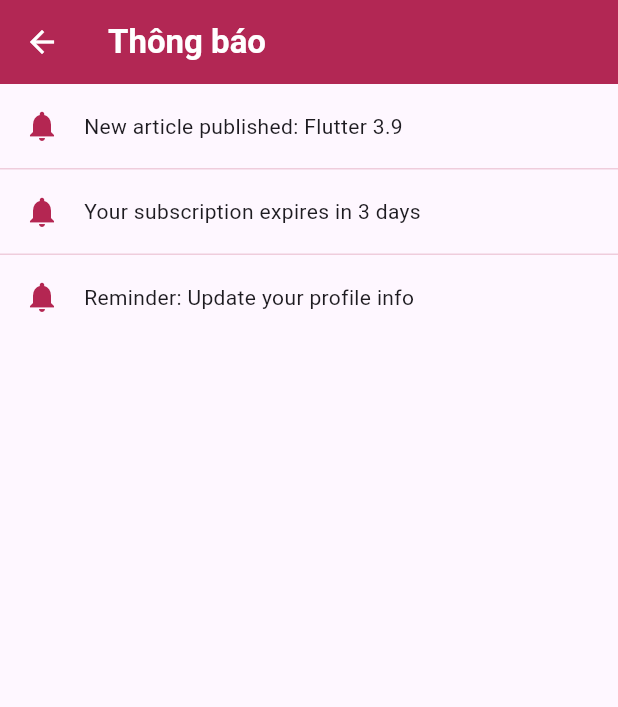
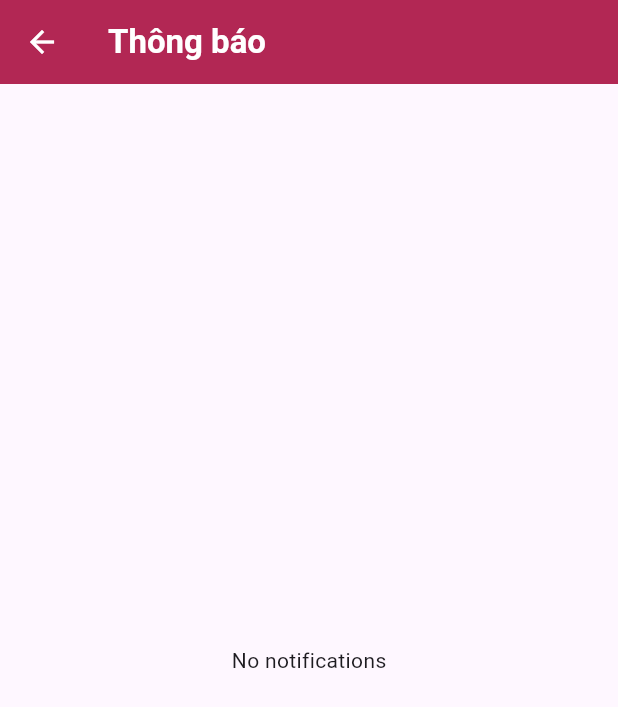
Before and after one commit to Truongson-erorr/Engnews_App, a Flutter app: the NotificationScreen screen opened directly, on a phone screen of 412 x 824 dp. Shown: the top 707 px of the screen. Run offline on Flutter 3.47's test engine with Material 3 defaults, Android fonts, the light colour scheme and no system bars; our stand-ins replace cloud_firestore, firebase_auth, firebase_core, fl_chart, flutter_dotenv, flutter_tts and 1 more; missing offline and left inert: translator; accounts and stored records are empty.

Commit message:
added feature allowing users to read newspapers by voice instead of text

```diff
--- a/lib/features/admin/screens/profile_screen.dart
+++ b/lib/features/admin/screens/profile_screen.dart
@@ -52,6 +52,7 @@ class ProfileScreen extends StatelessWidget {
                   const SizedBox(height: 24),
 
                   Card(
+                    color: Colors.white,
                     elevation: 3,
                     shape: RoundedRectangleBorder(
                       borderRadius: BorderRadius.circular(16),
--- a/lib/features/users/screens/notification_screen.dart
+++ b/lib/features/users/screens/notification_screen.dart
@@ -1,4 +1,9 @@
 import 'package:flutter/material.dart';
+import '../../viewmodel/article_viewmodel.dart';
+import '../../models/article_model.dart';
+import 'package:intl/intl.dart';
+import 'article_detail.dart';
+import '../../../core/animation';
 
 class NotificationScreen extends StatelessWidget {
   const NotificationScreen({super.key});
@@ -6,16 +11,10 @@ class NotificationScreen extends StatelessWidget {
   @override
   Widget build(BuildContext context) {
     final theme = Theme.of(context);
-
-    final notifications = [
-      "New article published: Flutter 3.9",
-      "Your subscription expires in 3 days",
-      "Reminder: Update your profile info",
-    ];
+    final articleVM = ArticleViewModel();
 
     return Scaffold(
       backgroundColor: theme.scaffoldBackgroundColor,
-
       appBar: AppBar(
         backgroundColor: const Color(0xFFB42652),
         title: const Text(
@@ -28,39 +27,116 @@ class NotificationScreen extends StatelessWidget {
         iconTheme: const IconThemeData(color: Colors.white),
         elevation: 0.6,
       ),
+      body: StreamBuilder<List<ArticleModel>>(
+        stream: articleVM.listenArticlesFromToday(), // lấy tất cả bài
+        builder: (context, snapshot) {
+          if (snapshot.connectionState == ConnectionState.waiting) {
+            return const Center(child: CircularProgressIndicator());
+          }
 
-      body: notifications.isEmpty
-          ? Center(
+          if (!snapshot.hasData || snapshot.data!.isEmpty) {
+            return Center(
               child: Text(
                 "No notifications",
                 style: theme.textTheme.bodyMedium,
               ),
-            )
-          : ListView.separated(
-              itemCount: notifications.length,
-              separatorBuilder: (context, index) => Divider(
-                height: 1,
-                color: const Color(0xFFB42652).withOpacity(0.2),
+            );
+          }
+          final articles = snapshot.data!;
+
+          final todayStart = DateTime(DateTime.now().year, DateTime.now().month, DateTime.now().day);
+          final todayArticles = articles.where((a) => a.date.isAfter(todayStart)).toList();
+          final previousArticles = articles.where((a) => a.date.isBefore(todayStart)).toList();
+
+          final List<Widget> notificationWidgets = [];
+
+          if (todayArticles.isNotEmpty) {
+            notificationWidgets.add(
+              Padding(
+                padding: const EdgeInsets.all(8.0),
+                child: Text(
+                  "Hôm nay",
+                  style: theme.textTheme.titleMedium?.copyWith(fontWeight: FontWeight.bold),
+                ),
               ),
-              itemBuilder: (context, index) {
-                final textColor = theme.colorScheme.onSurface;
+            );
+            notificationWidgets.addAll(todayArticles.map(
+              (article) => _buildNotificationTile(article, theme, context)
+            ));
+          }
 
-                return ListTile(
-                  leading: const Icon(
-                    Icons.notifications,
-                    color: Color(0xFFB42652),
-                  ),
-                  title: Text(
-                    notifications[index],
-                    style: theme.textTheme.bodyMedium?.copyWith(
-                      color: textColor,
-                    ),
-                  ),
-                  onTap: () {},
-                  tileColor: theme.cardColor,
-                );
-              },
+          if (previousArticles.isNotEmpty) {
+            notificationWidgets.add(
+              Padding(
+                padding: const EdgeInsets.all(8.0),
+                child: Text(
+                  "Ngày trước đó",
+                  style: theme.textTheme.titleMedium?.copyWith(fontWeight: FontWeight.bold),
+                ),
+              ),
+            );
+            notificationWidgets.addAll(previousArticles.map(
+              (article) => _buildNotificationTile(article, theme, context)
+            ));
+          }
+
+          return ListView.separated(
+            itemCount: notificationWidgets.length,
+            separatorBuilder: (context, index) => Divider(
+              height: 1,
+              color: const Color.fromARGB(255, 192, 192, 192).withOpacity(0.2),
             ),
+            itemBuilder: (context, index) => notificationWidgets[index],
+          );
+        },
+      ),
     );
   }
+
+  Widget _buildNotificationTile(ArticleModel article, ThemeData theme, BuildContext context) {
+    final textColor = theme.colorScheme.onSurface;
+    final timeAgo = _formatTimeAgo(article.date);
+
+    return ListTile(
+      leading: article.image != null && article.image!.isNotEmpty
+          ? ClipRRect(
+              borderRadius: BorderRadius.circular(6),
+              child: Image.network(
+                article.image!,
+                width: 90,
+                height: 90,
+                fit: BoxFit.cover,
+              ),
+            )
+          : const Icon(
+              Icons.notifications,
+              color: Color(0xFFB42652),
+            ),
+      title: Text(
+        "Bài viết mới: ${article.title}",
+        style: theme.textTheme.bodyMedium?.copyWith(
+          color: textColor,
+          fontWeight: FontWeight.bold,
+        ),
+      ),
+      subtitle: Text(timeAgo, style: theme.textTheme.bodySmall),
+      onTap: () {
+        Navigator.push(
+          context,
+          createSlideRoute(ArticleDetail(article: article)),
+        );
+      },
+      tileColor: theme.cardColor,
+    );
+  }
+
+  String _formatTimeAgo(DateTime date) {
+    final now = DateTime.now();
+    final diff = now.difference(date);
+
+    if (diff.inMinutes < 1) return "Vừa xong";
+    if (diff.inHours < 1) return "${diff.inMinutes} phút trước";
+    if (diff.inDays < 1) return "${diff.inHours} giờ trước";
+    return DateFormat('dd/MM/yyyy').format(date);
+  }
 }
--- a/lib/features/users/screens/search_tab.dart
+++ b/lib/features/users/screens/search_tab.dart
@@ -160,7 +160,7 @@ class _SearchScreenState extends State<SearchScreen> {
           child: ListView.separated(
             itemCount: _suggestions.length,
             separatorBuilder: (_, __) =>
-                Divider(height: 12, color: const Color(0xFFB42652).withOpacity(0.2)),
+                Divider(height: 12, color: const Color.fromARGB(255, 174, 174, 174).withOpacity(0.2)),
             itemBuilder: (context, index) {
               final keyword = _suggestions[index];
               return ListTile(
@@ -182,7 +182,7 @@ class _SearchScreenState extends State<SearchScreen> {
     return ListView.separated(
       itemCount: _results.length,
       separatorBuilder: (_, __) =>
-          Divider(height: 24, color: const Color(0xFFB42652).withOpacity(0.2)),
+          Divider(height: 24, color: const Color.fromARGB(255, 197, 197, 197).withOpacity(0.2)),
       itemBuilder: (context, index) {
         final article = _results[index];
 
--- a/lib/main.dart
+++ b/lib/main.dart
@@ -9,12 +9,16 @@ import 'package:flutter_dotenv/flutter_dotenv.dart';
 import 'core/theme/theme_viewmodel.dart';
 import "core/theme/app_theme.dart";
 
+import 'package:firebase_auth/firebase_auth.dart';
+
 void main() async {
   WidgetsFlutterBinding.ensureInitialized();
 
   await Firebase.initializeApp(
     options: DefaultFirebaseOptions.currentPlatform,
   );
+
+  await FirebaseAuth.instance.signOut();
 
   await dotenv.load();
 
--- a/pubspec.yaml
+++ b/pubspec.yaml
@@ -43,6 +43,7 @@ dependencies:
   intl: ^0.18.1
   fl_chart: ^0.69.0
   flutter_dotenv: ^5.1.0
+  flutter_tts: ^3.8.5
 
 dev_dependencies:
   flutter_test:
```
Also changed, not shown: lib/features/admin/screens/dashboard_page.dart (+19 -6 lines), lib/features/users/screens/article_detail.dart (+26 -83 lines), lib/features/users/screens/article_detail_bottom_menu.dart (added, +110 -0 lines), lib/features/users/screens/article_speech_widget.dart (added, +58 -0 lines), lib/features/viewmodel/article_viewmodel.dart (+16 -0 lines), lib/features/viewmodel/speech_viewmodel.dart (added, +92 -0 lines), pubspec.lock, 1 other file.
